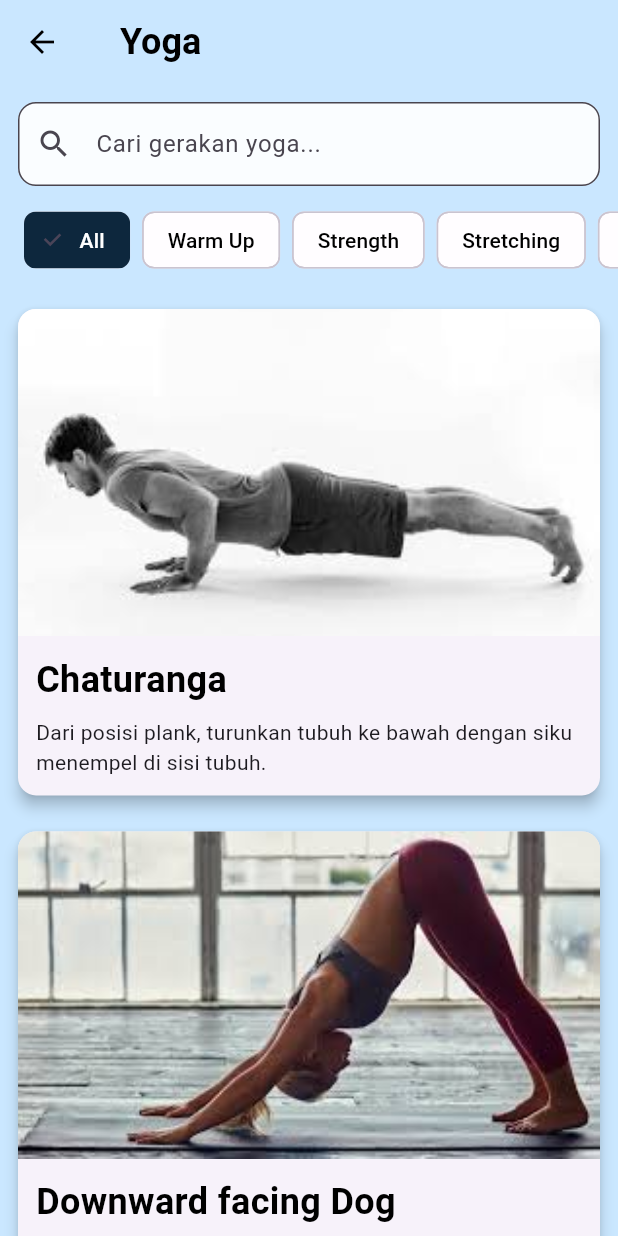
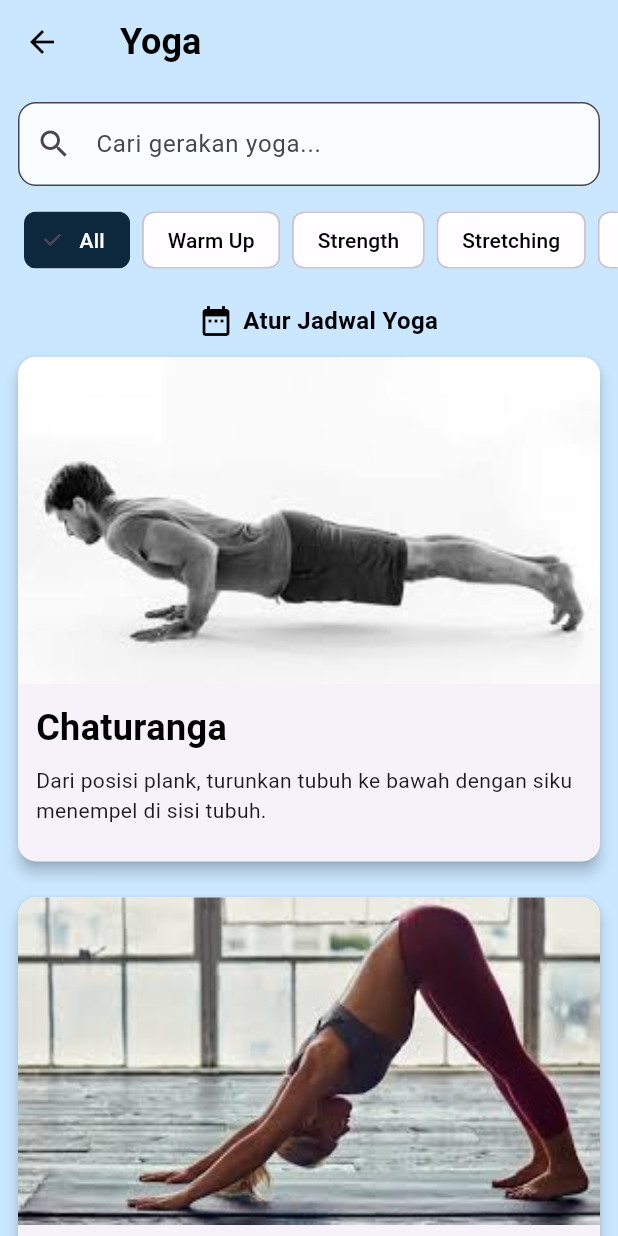
Before and after one commit to Juv-andrew/groupie, a Flutter app: the YogaPage screen opened directly, on a phone screen of 412 x 824 dp. Run offline on Flutter 3.47's test engine with Material 3 defaults, Android fonts, the phone set to English and light mode, and no system bars; drawn by our look-alikes of overlay_support; our stand-ins replace just_audio, share_plus, shared_preferences, smooth_page_indicator; accounts and stored records are empty.

Commit message:
yoga page - date time_picker

```diff
--- a/lib/fitness/yoga_page.dart
+++ b/lib/fitness/yoga_page.dart
@@ -1,5 +1,6 @@
 import 'package:flutter/material.dart';
-import 'package:project/ProfilPage.dart';
+import 'package:intl/intl.dart';
+
 
 class YogaPage extends StatefulWidget {
   const YogaPage({super.key});
@@ -11,6 +12,8 @@ class YogaPage extends StatefulWidget {
 class _YogaPageState extends State<YogaPage> {
   String searchQuery = '';
   String selectedCategory = 'All';
+
+  DateTime? globalYogaSchedule;
 
   final List<Map<String, String>> yogaList = [
     {
@@ -223,9 +226,7 @@ class _YogaPageState extends State<YogaPage> {
       ),
       body: Stack(
         children: [
-          Container(
-            color: const Color.fromARGB(255, 202, 231, 255),
-          ),
+          Container(color: const Color.fromARGB(255, 202, 231, 255)),
           Column(
             children: [
               Padding(
@@ -235,7 +236,12 @@ class _YogaPageState extends State<YogaPage> {
                     hintText: 'Cari gerakan yoga...',
                     prefixIcon: const Icon(Icons.search),
                     filled: true,
-                    fillColor: const Color.fromARGB(255, 255, 255, 255).withOpacity(0.9),
+                    fillColor: const Color.fromARGB(
+                      255,
+                      255,
+                      255,
+                      255,
+                    ).withOpacity(0.9),
                     border: OutlineInputBorder(
                       borderRadius: BorderRadius.circular(12),
                     ),
@@ -275,6 +281,69 @@ class _YogaPageState extends State<YogaPage> {
                 ),
               ),
               const SizedBox(height: 10),
+
+              Padding(
+  padding: const EdgeInsets.only(left: 12, top: 8),
+  child: GestureDetector(
+    onTap: () async {
+      final selectedDate = await showDatePicker(
+        context: context,
+        initialDate: DateTime.now(),
+        firstDate: DateTime.now(),
+        lastDate: DateTime.now().add(const Duration(days: 365)),
+      );
+
+      if (selectedDate != null) {
+        final selectedTime = await showTimePicker(
+          context: context,
+          initialTime: TimeOfDay.now(),
+        );
+
+        if (selectedTime != null) {
+          final combinedDateTime = DateTime(
+            selectedDate.year,
+            selectedDate.month,
+            selectedDate.day,
+            selectedTime.hour,
+            selectedTime.minute,
+          );
+
+          setState(() {
+            globalYogaSchedule = combinedDateTime;
+          });
+        }
+      }
+    },
+    child: Row(
+      mainAxisSize: MainAxisSize.min,
+      children: const [
+        Icon(Icons.date_range, color: Color.fromARGB(255, 0, 0, 0)),
+        SizedBox(width: 6),
+        Text(
+          'Atur Jadwal Yoga',
+          style: TextStyle(
+            color: Color.fromARGB(255, 0, 0, 0),
+            fontSize: 16,
+            fontWeight: FontWeight.bold,
+          ),
+        ),
+      ],
+    ),
+  ),
+),
+
+if (globalYogaSchedule != null)
+  Padding(
+    padding: const EdgeInsets.only(left: 12, top: 8),
+    child: Text(
+      'Jadwal Yoga: ${DateFormat('EEEE, dd MMMM yyyy – hh:mm a').format(globalYogaSchedule!)}',
+      style: const TextStyle(
+        color: Color.fromARGB(255, 0, 0, 0),
+        fontStyle: FontStyle.italic,
+      ),
+    ),
+  ),
+
               Expanded(
                 child: ListView.builder(
                   itemCount: filteredList.length,
@@ -312,6 +381,7 @@ class _YogaPageState extends State<YogaPage> {
                                 ),
                                 const SizedBox(height: 8),
                                 Text(item['desc']!),
+                                const SizedBox(height: 12),
                               ],
                             ),
                           ),
```
